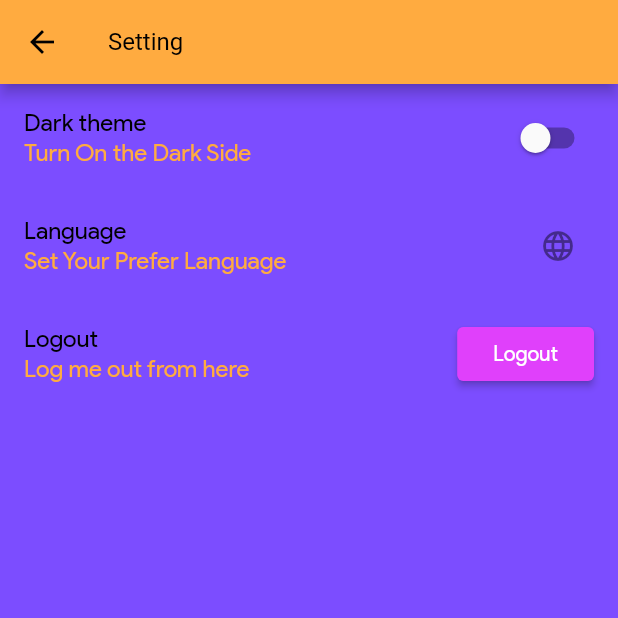
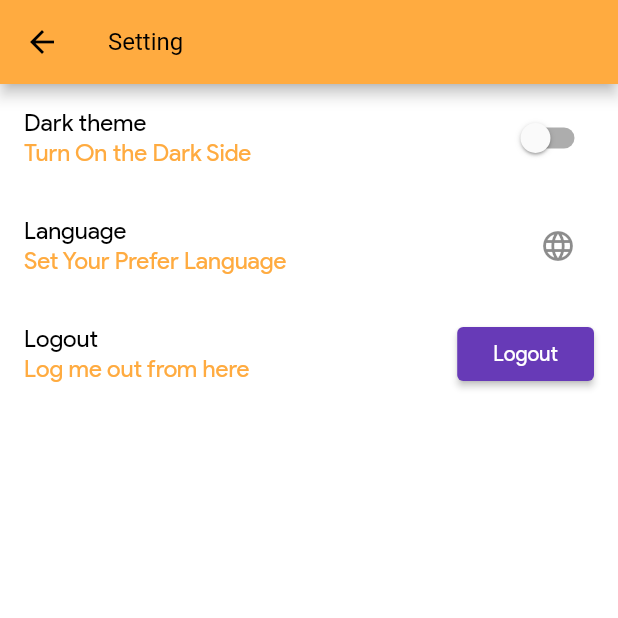
Before and after one commit to ClearHall/CivicLeaf, a Flutter app: the screen it shows once a user with an empty profile is signed in, after a tap on the "settings" icon, on a phone screen of 412 x 824 dp, the top half of it. Run offline on Flutter 3.47's test engine with Material 2 defaults, Android fonts, the phone set to English and light mode, and no system bars; our stand-ins replace cloud_firestore, firebase_auth, flutter_platform_widgets, shared_preferences; missing offline and left inert: cloud_firestore_web, firebase_auth_web, firebase_core_web, shared_preferences_web; accounts and stored records are empty; network calls fail.

Commit message:
Start designing the Welcome

```diff
--- a/lang/en.json
+++ b/lang/en.json
@@ -1,4 +1,7 @@
 {
+  "welcome": "Welcome",
+  "welcomeDescription": "The best way to find volunteer opportunities and expand your vision. Let's get started.",
+  "welcomeContinue": "Continue",
   "splashTitle": "Welcome to ",
   "alertDialogTitle": "Alert",
   "alertDialogMessage": "This will logout. Are you sure?",
--- a/lang/zh.json
+++ b/lang/zh.json
@@ -1,9 +1,13 @@
 {
+  "welcome": "欢迎",
+  "welcomeDescription": "最好寻找义工机会，带来新的可能性。",
+  "welcomeContinue": "我们开始吧！",
   "splashTitle": "欢迎来到 ",
   "alertDialogTitle": "警报",
   "alertDialogMessage": "这将注销。 你确定吗？",
   "alertDialogCancelBtn": "取消",
   "alertDialogYesBtn": "是",
+  "continue": "继续",
   "loginTxtEmail": "电子邮件",
   "loginTxtPassword": "密码",
   "loginBtnSignIn": "登入",
--- a/lib/constants/app_themes.dart
+++ b/lib/constants/app_themes.dart
@@ -6,10 +6,10 @@
 
   //constants color range for light theme
   static const Color _lightPrimaryColor = Colors.black;
-  static const Color _lightPrimaryVariantColor = Colors.deepPurpleAccent;
+  static const Color _lightPrimaryVariantColor = Colors.white;
   static const Color _lightSecondaryColor = Colors.green;
   static const Color _lightOnPrimaryColor = Colors.black;
-  static const Color _lightButtonPrimaryColor = Colors.purpleAccent;
+  static const Color _lightButtonPrimaryColor = Colors.deepPurple;
   static const Color _lightAppBarColor = Colors.orangeAccent;
   static Color _lightIconColor = Colors.deepPurple;
   static Color _lightSnackBarBackgroundErrorColor = Colors.redAccent;
--- a/lib/my_app.dart
+++ b/lib/my_app.dart
@@ -1,3 +1,5 @@
+import 'package:civic_leaf/ui/auth/welcome.dart';
+import 'package:civic_leaf/ui/setting/setting_screen.dart';
 import 'package:flutter/material.dart';
 import 'package:civic_leaf/app_localizations.dart';
 import 'package:civic_leaf/auth_widget_builder.dart';
@@ -78,7 +80,7 @@
                           ConnectionState.active) {
                         return userSnapshot.hasData
                             ? HomeScreen()
-                            : SignInScreen();
+                            : WelcomeScreen();
                       }
 
                       return Material(
--- a/lib/routes.dart
+++ b/lib/routes.dart
@@ -5,10 +5,12 @@
 import 'package:civic_leaf/ui/splash/splash_screen.dart';
 import 'package:civic_leaf/ui/todo/create_edit_todo_screen.dart';
 import 'package:civic_leaf/ui/todo/todos_screen.dart';
+import 'package:civic_leaf/ui/auth/welcome.dart';
 
 class Routes {
   Routes._(); //this is to prevent anyone from instantiate this object
 
+  static const String welcome = '/welcome';
   static const String splash = '/splash';
   static const String login = '/login';
   static const String register = '/register';
@@ -17,6 +19,7 @@
   static const String create_edit_todo = '/create_edit_todo';
 
   static final routes = <String, WidgetBuilder>{
+    welcome: (BuildContext context) => WelcomeScreen(),
     splash: (BuildContext context) => SplashScreen(),
     login: (BuildContext context) => SignInScreen(),
     register: (BuildContext context) => RegisterScreen(),
--- /dev/null
+++ b/lib/ui/auth/welcome.dart
@@ -0,0 +1,78 @@
+import 'package:civic_leaf/ui/setting/setting_language_actions.dart';
+import 'package:flutter/material.dart';
+import 'package:civic_leaf/app_localizations.dart';
+import 'package:flutter_platform_widgets/flutter_platform_widgets.dart';
+import 'package:civic_leaf/providers/language_provider.dart';
+import 'package:provider/provider.dart';
+
+class WelcomeScreen extends StatefulWidget {
+  @override
+  _WelcomeScreenState createState() => _WelcomeScreenState();
+}
+
+class _WelcomeScreenState extends State<WelcomeScreen> {
+  final _scaffoldKey = GlobalKey<ScaffoldState>();
+  static const double roundedCornerRadius = 60;
+
+  @override
+  void initState() {
+    super.initState();
+  }
+
+  @override
+  Widget build(BuildContext context) {
+    LanguageProvider languageProvider = Provider.of(context);
+    return Scaffold(
+      key: _scaffoldKey,
+      body: Column(
+        crossAxisAlignment: CrossAxisAlignment.stretch,
+        children: <Widget>[
+          Container(
+              child: ClipRRect(
+            borderRadius: BorderRadius.only(
+                bottomLeft: Radius.circular(roundedCornerRadius)),
+            child: Image.network(
+              //TODO: Placeholder
+              'https://previews.123rf.com/images/rawpixel/rawpixel1707/rawpixel170761370/82860837-helping-hands-volunteer-support-community-service-graphic.jpg',
+              height: MediaQuery.of(context).size.height * .60,
+              fit: BoxFit.fill,
+            ),
+          )),
+          Container(
+            padding: const EdgeInsets.only(top: 30),
+            child: Text(
+              AppLocalizations.of(context).translate("welcome"),
+              textAlign: TextAlign.center,
+              style: TextStyle(fontWeight: FontWeight.bold, fontSize: 25.0),
+            ),
+          ),
+          Container(
+            padding:
+                const EdgeInsets.only(top: 15, left: 30, right: 30, bottom: 40),
+            child: Text(
+              AppLocalizations.of(context).translate("welcomeDescription"),
+              style: Theme.of(context).textTheme.body2,
+              textAlign: TextAlign.center,
+            ),
+          ),
+          Expanded(
+              flex: 1,
+              child: RaisedButton(
+                shape: RoundedRectangleBorder(
+                    borderRadius: BorderRadius.only(
+                        topLeft: Radius.circular(roundedCornerRadius))),
+                onPressed: () { },
+                child: Text(
+                  AppLocalizations.of(context).translate("welcomeContinue"),
+                ),
+              ))
+        ],
+      ),
+    );
+  }
+
+  @override
+  void dispose() {
+    super.dispose();
+  }
+}
```
